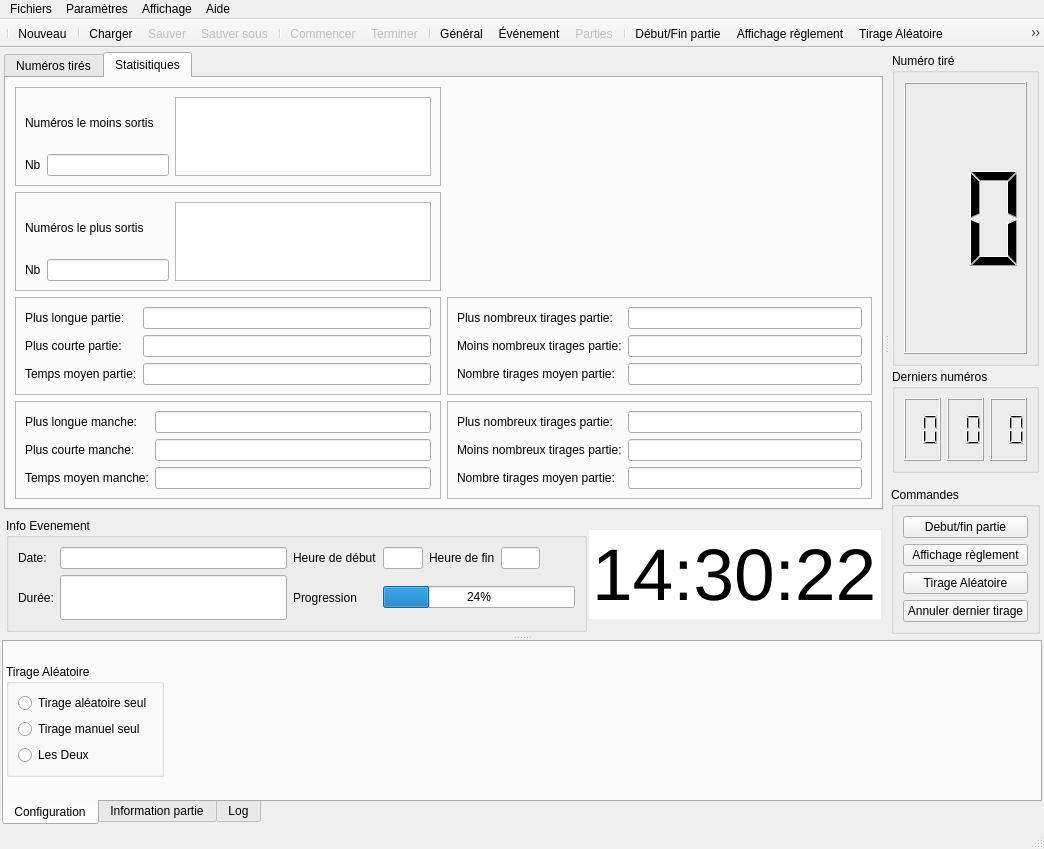
This is source/gui/ui/MainWindow.ui in Silmaen/EvenementLoto as Qt 5 draws it before an edit. The edited form follows.
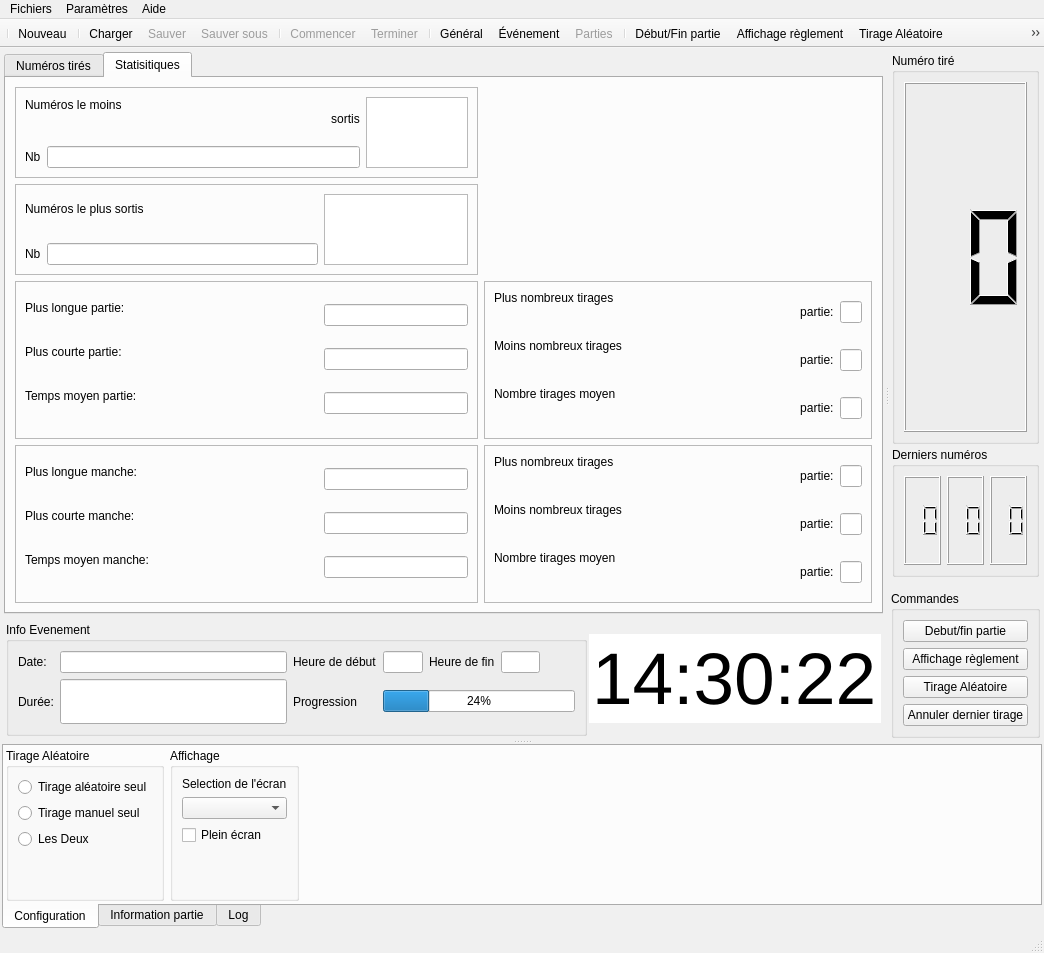
This is the edited form. The open tabs and pages were chosen to show the change. Icons and pictures are not drawn.

Diff of the .ui file:
```diff
--- a/source/gui/ui/MainWindow.ui
+++ b/source/gui/ui/MainWindow.ui
@@ -11,6 +11,448 @@
     <height>849</height>
    </rect>
   </property>
+        <property name="palette">
+            <palette>
+                <active>
+                    <colorrole role="WindowText">
+                        <brush brushstyle="SolidPattern">
+                            <color alpha="255">
+                                <red>0</red>
+                                <green>0</green>
+                                <blue>0</blue>
+                            </color>
+                        </brush>
+                    </colorrole>
+                    <colorrole role="Button">
+                        <brush brushstyle="SolidPattern">
+                            <color alpha="255">
+                                <red>240</red>
+                                <green>240</green>
+                                <blue>240</blue>
+                            </color>
+                        </brush>
+                    </colorrole>
+                    <colorrole role="Light">
+                        <brush brushstyle="SolidPattern">
+                            <color alpha="255">
+                                <red>255</red>
+                                <green>255</green>
+                                <blue>255</blue>
+                            </color>
+                        </brush>
+                    </colorrole>
+                    <colorrole role="Midlight">
+                        <brush brushstyle="SolidPattern">
+                            <color alpha="255">
+                                <red>247</red>
+                                <green>247</green>
+                                <blue>247</blue>
+                            </color>
+                        </brush>
+                    </colorrole>
+                    <colorrole role="Dark">
+                        <brush brushstyle="SolidPattern">
+                            <color alpha="255">
+                                <red>156</red>
+                                <green>156</green>
+                                <blue>156</blue>
+                            </color>
+                        </brush>
+                    </colorrole>
+                    <colorrole role="Mid">
+                        <brush brushstyle="SolidPattern">
+                            <color alpha="255">
+                                <red>204</red>
+                                <green>204</green>
+                                <blue>204</blue>
+                            </color>
+                        </brush>
+                    </colorrole>
+                    <colorrole role="Text">
+                        <brush brushstyle="SolidPattern">
+                            <color alpha="255">
+                                <red>0</red>
+                                <green>0</green>
+                                <blue>0</blue>
+                            </color>
+                        </brush>
+                    </colorrole>
+                    <colorrole role="BrightText">
+                        <brush brushstyle="SolidPattern">
+                            <color alpha="255">
+                                <red>255</red>
+                                <green>255</green>
+                                <blue>255</blue>
+                            </color>
+                        </brush>
+                    </colorrole>
+                    <colorrole role="ButtonText">
+                        <brush brushstyle="SolidPattern">
+                            <color alpha="255">
+                                <red>0</red>
+                                <green>0</green>
+                                <blue>0</blue>
+                            </color>
+                        </brush>
+                    </colorrole>
+                    <colorrole role="Base">
+                        <brush brushstyle="SolidPattern">
+                            <color alpha="255">
+                                <red>255</red>
+                                <green>255</green>
+                                <blue>255</blue>
+                            </color>
+                        </brush>
+                    </colorrole>
+                    <colorrole role="Window">
+                        <brush brushstyle="SolidPattern">
+                            <color alpha="255">
+                                <red>240</red>
+                                <green>240</green>
+                                <blue>240</blue>
+                            </color>
+                        </brush>
+                    </colorrole>
+                    <colorrole role="Shadow">
+                        <brush brushstyle="SolidPattern">
+                            <color alpha="255">
+                                <red>153</red>
+                                <green>153</green>
+                                <blue>153</blue>
+                            </color>
+                        </brush>
+                    </colorrole>
+                    <colorrole role="AlternateBase">
+                        <brush brushstyle="SolidPattern">
+                            <color alpha="255">
+                                <red>247</red>
+                                <green>247</green>
+                                <blue>247</blue>
+                            </color>
+                        </brush>
+                    </colorrole>
+                    <colorrole role="ToolTipBase">
+                        <brush brushstyle="SolidPattern">
+                            <color alpha="255">
+                                <red>255</red>
+                                <green>255</green>
+                                <blue>220</blue>
+                            </color>
+                        </brush>
+                    </colorrole>
+                    <colorrole role="ToolTipText">
+                        <brush brushstyle="SolidPattern">
+                            <color alpha="255">
+                                <red>0</red>
+                                <green>0</green>
+                                <blue>0</blue>
+                            </color>
+                        </brush>
+                    </colorrole>
+                    <colorrole role="PlaceholderText">
+                        <brush brushstyle="SolidPattern">
+                            <color alpha="127">
+                                <red>0</red>
+                                <green>0</green>
+                                <blue>0</blue>
+                            </color>
+                        </brush>
+                    </colorrole>
+                </active>
+                <inactive>
+                    <colorrole role="WindowText">
+                        <brush brushstyle="SolidPattern">
+                            <color alpha="255">
+                                <red>0</red>
+                                <green>0</green>
+                                <blue>0</blue>
+                            </color>
+                        </brush>
+                    </colorrole>
+                    <colorrole role="Button">
+                        <brush brushstyle="SolidPattern">
+                            <color alpha="255">
+                                <red>240</red>
+                                <green>240</green>
+                                <blue>240</blue>
+                            </color>
+                        </brush>
+                    </colorrole>
+                    <colorrole role="Light">
+                        <brush brushstyle="SolidPattern">
+                            <color alpha="255">
+                                <red>255</red>
+                                <green>255</green>
+                                <blue>255</blue>
+                            </color>
+                        </brush>
+                    </colorrole>
+                    <colorrole role="Midlight">
+                        <brush brushstyle="SolidPattern">
+                            <color alpha="255">
+                                <red>247</red>
+                                <green>247</green>
+                                <blue>247</blue>
+                            </color>
+                        </brush>
+                    </colorrole>
+                    <colorrole role="Dark">
+                        <brush brushstyle="SolidPattern">
+                            <color alpha="255">
+                                <red>156</red>
+                                <green>156</green>
+                                <blue>156</blue>
+                            </color>
+                        </brush>
+                    </colorrole>
+                    <colorrole role="Mid">
+                        <brush brushstyle="SolidPattern">
+                            <color alpha="255">
+                                <red>204</red>
+                                <green>204</green>
+                                <blue>204</blue>
+                            </color>
+                        </brush>
+                    </colorrole>
+                    <colorrole role="Text">
+                        <brush brushstyle="SolidPattern">
+                            <color alpha="255">
+                                <red>0</red>
+                                <green>0</green>
+                                <blue>0</blue>
+                            </color>
+                        </brush>
+                    </colorrole>
+                    <colorrole role="BrightText">
+                        <brush brushstyle="SolidPattern">
+                            <color alpha="255">
+                                <red>255</red>
+                                <green>255</green>
+                                <blue>255</blue>
+                            </color>
+                        </brush>
+                    </colorrole>
+                    <colorrole role="ButtonText">
+                        <brush brushstyle="SolidPattern">
+                            <color alpha="255">
+                                <red>0</red>
+                                <green>0</green>
+                                <blue>0</blue>
+                            </color>
+                        </brush>
+                    </colorrole>
+                    <colorrole role="Base">
+                        <brush brushstyle="SolidPattern">
+                            <color alpha="255">
+                                <red>255</red>
+                                <green>255</green>
+                                <blue>255</blue>
+                            </color>
+                        </brush>
+                    </colorrole>
+                    <colorrole role="Window">
+                        <brush brushstyle="SolidPattern">
+                            <color alpha="255">
+                                <red>240</red>
+                                <green>240</green>
+                                <blue>240</blue>
+                            </color>
+                        </brush>
+                    </colorrole>
+                    <colorrole role="Shadow">
+                        <brush brushstyle="SolidPattern">
+                            <color alpha="255">
+                                <red>153</red>
+                                <green>153</green>
+                                <blue>153</blue>
+                            </color>
+                        </brush>
+                    </colorrole>
+                    <colorrole role="AlternateBase">
+                        <brush brushstyle="SolidPattern">
+                            <color alpha="255">
+                                <red>247</red>
+                                <green>247</green>
+                                <blue>247</blue>
+                            </color>
+                        </brush>
+                    </colorrole>
+                    <colorrole role="ToolTipBase">
+                        <brush brushstyle="SolidPattern">
+                            <color alpha="255">
+                                <red>255</red>
+                                <green>255</green>
+                                <blue>220</blue>
+                            </color>
+                        </brush>
+                    </colorrole>
+                    <colorrole role="ToolTipText">
+                        <brush brushstyle="SolidPattern">
+                            <color alpha="255">
+                                <red>0</red>
+                                <green>0</green>
+                                <blue>0</blue>
+                            </color>
+                        </brush>
+                    </colorrole>
+                    <colorrole role="PlaceholderText">
+                        <brush brushstyle="SolidPattern">
+                            <color alpha="127">
+                                <red>0</red>
+                                <green>0</green>
+                                <blue>0</blue>
+                            </color>
+                        </brush>
+                    </colorrole>
+                </inactive>
+                <disabled>
+                    <colorrole role="WindowText">
+                        <brush brushstyle="SolidPattern">
+                            <color alpha="255">
+                                <red>156</red>
+                                <green>156</green>
+                                <blue>156</blue>
+                            </color>
+                        </brush>
+                    </colorrole>
+                    <colorrole role="Button">
+                        <brush brushstyle="SolidPattern">
+                            <color alpha="255">
+                                <red>240</red>
+                                <green>240</green>
+                                <blue>240</blue>
+                            </color>
+                        </brush>
+                    </colorrole>
+                    <colorrole role="Light">
+                        <brush brushstyle="SolidPattern">
+                            <color alpha="255">
+                                <red>255</red>
+                                <green>255</green>
+                                <blue>255</blue>
+                            </color>
+                        </brush>
+                    </colorrole>
+                    <colorrole role="Midlight">
+                        <brush brushstyle="SolidPattern">
+                            <color alpha="255">
+                                <red>247</red>
+                                <green>247</green>
+                                <blue>247</blue>
+                            </color>
+                        </brush>
+                    </colorrole>
+                    <colorrole role="Dark">
+                        <brush brushstyle="SolidPattern">
+                            <color alpha="255">
+                                <red>156</red>
+                                <green>156</green>
+                                <blue>156</blue>
+                            </color>
+                        </brush>
+                    </colorrole>
+                    <colorrole role="Mid">
+                        <brush brushstyle="SolidPattern">
+                            <color alpha="255">
+                                <red>204</red>
+                                <green>204</green>
+                                <blue>204</blue>
+                            </color>
+                        </brush>
+                    </colorrole>
+                    <colorrole role="Text">
+                        <brush brushstyle="SolidPattern">
+                            <color alpha="255">
+                                <red>156</red>
+                                <green>156</green>
+                                <blue>156</blue>
+                            </color>
+                        </brush>
+                    </colorrole>
+                    <colorrole role="BrightText">
+                        <brush brushstyle="SolidPattern">
+                            <color alpha="255">
+                                <red>255</red>
+                                <green>255</green>
+                                <blue>255</blue>
+                            </color>
+                        </brush>
+                    </colorrole>
+                    <colorrole role="ButtonText">
+                        <brush brushstyle="SolidPattern">
+                            <color alpha="255">
+                                <red>156</red>
+                                <green>156</green>
+                                <blue>156</blue>
+                            </color>
+                        </brush>
+                    </colorrole>
+                    <colorrole role="Base">
+                        <brush brushstyle="SolidPattern">
+                            <color alpha="255">
+                                <red>240</red>
+                                <green>240</green>
+                                <blue>240</blue>
+                            </color>
+                        </brush>
+                    </colorrole>
+                    <colorrole role="Window">
+                        <brush brushstyle="SolidPattern">
+                            <color alpha="255">
+                                <red>240</red>
+                                <green>240</green>
+                                <blue>240</blue>
+                            </color>
+                        </brush>
+                    </colorrole>
+                    <colorrole role="Shadow">
+                        <brush brushstyle="SolidPattern">
+                            <color alpha="255">
+                                <red>153</red>
+                                <green>153</green>
+                                <blue>153</blue>
+                            </color>
+                        </brush>
+                    </colorrole>
+                    <colorrole role="AlternateBase">
+                        <brush brushstyle="SolidPattern">
+                            <color alpha="255">
+                                <red>240</red>
+                                <green>240</green>
+                                <blue>240</blue>
+                            </color>
+                        </brush>
+                    </colorrole>
+                    <colorrole role="ToolTipBase">
+                        <brush brushstyle="SolidPattern">
+                            <color alpha="255">
+                                <red>255</red>
+                                <green>255</green>
+                                <blue>220</blue>
+                            </color>
+                        </brush>
+                    </colorrole>
+                    <colorrole role="ToolTipText">
+                        <brush brushstyle="SolidPattern">
+                            <color alpha="255">
+                                <red>0</red>
+                                <green>0</green>
+                                <blue>0</blue>
+                            </color>
+                        </brush>
+                    </colorrole>
+                    <colorrole role="PlaceholderText">
+                        <brush brushstyle="SolidPattern">
+                            <color alpha="127">
+                                <red>120</red>
+                                <green>120</green>
+                                <blue>120</blue>
+                            </color>
+                        </brush>
+                    </colorrole>
+                </disabled>
+            </palette>
+        </property>
   <property name="windowTitle">
    <string>Événement Loto</string>
   </property>
@@ -139,7 +581,9 @@
                    <item row="0" column="0" colspan="2">
                     <widget class="QLabel" name="label_8">
                      <property name="text">
-                      <string>Numéros le moins sortis</string>
+                                                                                        <string>Numéros le moins
+                                                                                            sortis
+                                                                                        </string>
                      </property>
                     </widget>
                    </item>
@@ -192,7 +636,8 @@
                    <item row="0" column="0" colspan="2">
                     <widget class="QLabel" name="label_10">
                      <property name="text">
-                      <string>Numéros le plus sortis</string>
+                                                                                        <string>Numéros le plus sortis
+                                                                                        </string>
                      </property>
                     </widget>
                    </item>
@@ -248,14 +693,16 @@
                    <item row="1" column="0">
                     <widget class="QLabel" name="label_12">
                      <property name="text">
-                      <string>Plus longue partie:</string>
+                                                                                        <string>Plus longue partie:
+                                                                                        </string>
                      </property>
                     </widget>
                    </item>
                    <item row="4" column="0">
                     <widget class="QLabel" name="label_13">
                      <property name="text">
-                      <string>Plus courte partie:</string>
+                                                                                        <string>Plus courte partie:
+                                                                                        </string>
                      </property>
                     </widget>
                    </item>
@@ -265,7 +712,8 @@
                    <item row="5" column="0">
                     <widget class="QLabel" name="label_18">
                      <property name="text">
-                      <string>Temps moyen partie:</string>
+                                                                                        <string>Temps moyen partie:
+                                                                                        </string>
                      </property>
                     </widget>
                    </item>
@@ -290,14 +738,18 @@
                    <item row="1" column="0">
                     <widget class="QLabel" name="label_22">
                      <property name="text">
-                      <string>Plus nombreux tirages partie:</string>
+                                                                                        <string>Plus nombreux tirages
+                                                                                            partie:
+                                                                                        </string>
                      </property>
                     </widget>
                    </item>
                    <item row="4" column="0">
                     <widget class="QLabel" name="label_23">
                      <property name="text">
-                      <string>Moins nombreux tirages partie:</string>
+                                                                                        <string>Moins nombreux tirages
+                                                                                            partie:
+                                                                                        </string>
                      </property>
                     </widget>
                    </item>
@@ -307,7 +759,9 @@
                    <item row="5" column="0">
                     <widget class="QLabel" name="label_24">
                      <property name="text">
-                      <string>Nombre tirages moyen partie:</string>
+                                                                                        <string>Nombre tirages moyen
+                                                                                            partie:
+                                                                                        </string>
                      </property>
                     </widget>
                    </item>
@@ -332,14 +786,16 @@
                    <item row="1" column="0">
                     <widget class="QLabel" name="label_19">
                      <property name="text">
-                      <string>Plus longue manche:</string>
+                                                                                        <string>Plus longue manche:
+                                                                                        </string>
                      </property>
                     </widget>
                    </item>
                    <item row="4" column="0">
                     <widget class="QLabel" name="label_20">
                      <property name="text">
-                      <string>Plus courte manche:</string>
+                                                                                        <string>Plus courte manche:
+                                                                                        </string>
                      </property>
                     </widget>
                    </item>
@@ -349,7 +805,8 @@
                    <item row="5" column="0">
                     <widget class="QLabel" name="label_21">
                      <property name="text">
-                      <string>Temps moyen manche:</string>
+                                                                                        <string>Temps moyen manche:
+                                                                                        </string>
                      </property>
                     </widget>
                    </item>
@@ -374,14 +831,18 @@
                    <item row="1" column="0">
                     <widget class="QLabel" name="label_25">
                      <property name="text">
-                      <string>Plus nombreux tirages partie:</string>
+                                                                                        <string>Plus nombreux tirages
+                                                                                            partie:
+                                                                                        </string>
                      </property>
                     </widget>
                    </item>
                    <item row="4" column="0">
                     <widget class="QLabel" name="label_26">
                      <property name="text">
-                      <string>Moins nombreux tirages partie:</string>
+                                                                                        <string>Moins nombreux tirages
+                                                                                            partie:
+                                                                                        </string>
                      </property>
                     </widget>
                    </item>
@@ -391,7 +852,9 @@
                    <item row="5" column="0">
                     <widget class="QLabel" name="label_27">
                      <property name="text">
-                      <string>Nombre tirages moyen partie:</string>
+                                                                                        <string>Nombre tirages moyen
+                                                                                            partie:
+                                                                                        </string>
                      </property>
                     </widget>
                    </item>
@@ -838,7 +1301,7 @@
             <item>
              <widget class="QGroupBox" name="selectTypeDraw">
               <property name="sizePolicy">
-               <sizepolicy hsizetype="Maximum" vsizetype="Maximum">
+                                                            <sizepolicy hsizetype="Preferred" vsizetype="Preferred">
                 <horstretch>0</horstretch>
                 <verstretch>0</verstretch>
                </sizepolicy>
@@ -868,6 +1331,64 @@
                  </property>
                 </widget>
                </item>
+                                                            <item>
+                                                                <spacer name="verticalSpacer_3">
+                                                                    <property name="orientation">
+                                                                        <enum>Qt::Vertical</enum>
+                                                                    </property>
+                                                                    <property name="sizeHint" stdset="0">
+                                                                        <size>
+                                                                            <width>20</width>
+                                                                            <height>40</height>
+                                                                        </size>
+                                                                    </property>
+                                                                </spacer>
+                                                            </item>
+                                                        </layout>
+                                                    </widget>
+                                                </item>
+                                                <item>
+                                                    <widget class="QGroupBox" name="groupBox_4">
+                                                        <property name="sizePolicy">
+                                                            <sizepolicy hsizetype="Maximum" vsizetype="Minimum">
+                                                                <horstretch>0</horstretch>
+                                                                <verstretch>0</verstretch>
+                                                            </sizepolicy>
+                                                        </property>
+                                                        <property name="title">
+                                                            <string>Affichage</string>
+                                                        </property>
+                                                        <layout class="QVBoxLayout" name="verticalLayout_7">
+                                                            <item>
+                                                                <widget class="QLabel" name="label_28">
+                                                                    <property name="text">
+                                                                        <string>Selection de l'écran</string>
+                                                                    </property>
+                                                                </widget>
+                                                            </item>
+                                                            <item>
+                                                                <widget class="QComboBox" name="SelectScreen"/>
+                                                            </item>
+                                                            <item>
+                                                                <widget class="QCheckBox" name="CheckFullScreen">
+                                                                    <property name="text">
+                                                                        <string>Plein écran</string>
+                                                                    </property>
+                                                                </widget>
+                                                            </item>
+                                                            <item>
+                                                                <spacer name="verticalSpacer_2">
+                                                                    <property name="orientation">
+                                                                        <enum>Qt::Vertical</enum>
+                                                                    </property>
+                                                                    <property name="sizeHint" stdset="0">
+                                                                        <size>
+                                                                            <width>20</width>
+                                                                            <height>40</height>
+                                                                        </size>
+                                                                    </property>
+                                                                </spacer>
+                                                            </item>
               </layout>
              </widget>
             </item>
@@ -1150,19 +1671,8 @@
     <addaction name="separator"/>
     <addaction name="actionHelp"/>
    </widget>
-   <widget class="QMenu" name="menuAffichage">
-    <property name="title">
-     <string>Affichage</string>
-    </property>
-    <property name="icon">
-     <iconset resource="../../resources/EvenementLoto.qrc">
-      <normaloff>:/icons/icons/windows-10-personalization.png</normaloff>:/icons/icons/windows-10-personalization.png</iconset>
-    </property>
-    <addaction name="actionFullScreen"/>
-   </widget>
    <addaction name="menuFile"/>
    <addaction name="menuParameters"/>
-   <addaction name="menuAffichage"/>
    <addaction name="menuHelp"/>
   </widget>
   <widget class="QStatusBar" name="statusbar"/>
```
Left out of the diff: 245 changed lines with no effect on the pictures. Lines whose indentation alone changed are shown as unchanged.
